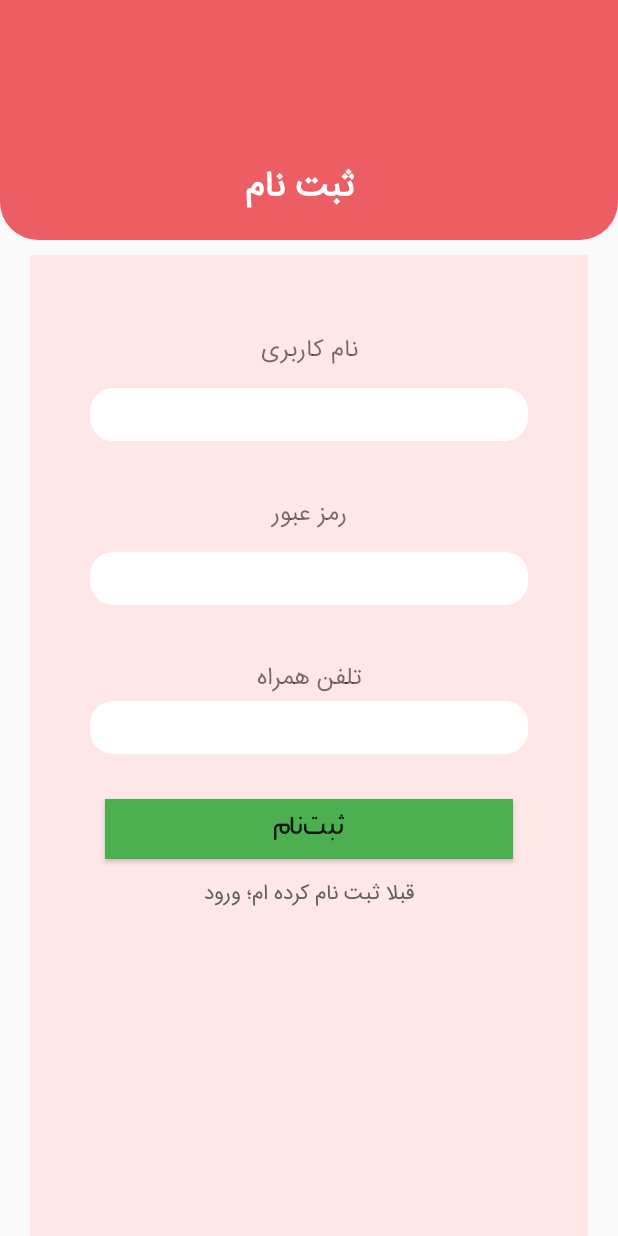
After one commit to StepMeter/StepMeter_Project, an Android app: the layout activity_register.xml on its own in the app's theme, with its tools: preview values and no code run, on a phone screen of 412 x 824 dp. The commit adds this screen. Run offline under Robolectric (Android 15) with nearby library versions, the phone set to English and light mode, and no system bars.

Commit message:
add RegisterActivity + LoginActivity (changes a lot to their UI) --> login_register system!

```diff
--- a/app/src/main/java/com/raamaangroup/stepMeter/MainActivity.java
+++ b/app/src/main/java/com/raamaangroup/stepMeter/MainActivity.java
@@ -50,7 +50,7 @@ public class MainActivity extends AppCompatActivity {
         new Handler().postDelayed(new Runnable() {
             @Override
             public void run() {
-                Intent intent = new Intent(MainActivity.this, Main.class);
+                Intent intent = new Intent(MainActivity.this, RegisterActivity.class);
                 startActivity(intent);
                 finish();
             }
--- /dev/null
+++ b/app/src/main/res/drawable/input_background.xml
@@ -0,0 +1,12 @@
+<?xml version="1.0" encoding="utf-8"?>
+
+<shape xmlns:android="http://schemas.android.com/apk/res/android"
+
+    android:shape="rectangle" android:padding="10dp">
+    <solid android:color="#FFFFFF"/>
+    <corners
+        android:bottomRightRadius="15dp"
+        android:bottomLeftRadius="15dp"
+        android:topLeftRadius="15dp"
+        android:topRightRadius="15dp"/>
+</shape>
--- /dev/null
+++ b/app/src/main/res/drawable/rectangle_background.xml
@@ -0,0 +1,19 @@
+<?xml version="1.0" encoding="utf-8"?>
+<shape xmlns:android="http://schemas.android.com/apk/res/android"
+    android:shape="rectangle" >
+
+    <padding
+        android:top="3dp"
+        android:left="8dp"
+        android:right="8dp"
+        android:bottom="3dp"/>
+
+    <solid android:color="@color/colorPrimary" />
+
+    <corners
+        android:bottomLeftRadius="25dp"
+        android:bottomRightRadius="25dp"/>
+    <!--        android:topLeftRadius="12dp"-->
+    <!--        android:topRightRadius="12dp" />-->
+
+</shape>
--- a/app/src/main/res/layout/activity_main.xml
+++ b/app/src/main/res/layout/activity_main.xml
@@ -52,7 +52,7 @@
             android:fontFamily="@font/ebtekar"
             android:textColor="#F8FFF8"
             android:textSize="39sp"
-            android:text="گامان" />
+            android:text="گام" />
 
     </LinearLayout>
 
--- /dev/null
+++ b/app/src/main/res/layout/activity_register.xml
@@ -0,0 +1,194 @@
+<?xml version="1.0" encoding="utf-8"?>
+<androidx.constraintlayout.widget.ConstraintLayout xmlns:android="http://schemas.android.com/apk/res/android"
+    xmlns:app="http://schemas.android.com/apk/res-auto"
+    xmlns:tools="http://schemas.android.com/tools"
+    android:layout_width="match_parent"
+    android:layout_height="match_parent"
+    tools:context=".RegisterActivity">
+
+    <androidx.constraintlayout.widget.ConstraintLayout
+        android:layout_width="match_parent"
+        android:layout_height="match_parent">
+        <androidx.constraintlayout.widget.ConstraintLayout
+            android:layout_width="match_parent"
+            android:layout_height="match_parent"
+            android:layout_marginTop="170dp"
+            android:layout_marginRight="20dp"
+            android:layout_marginLeft="20dp"
+            android:background="#FFE7E8"
+            android:paddingTop="50dp">
+
+            <TextView
+                android:id="@+id/textView"
+                android:layout_width="match_parent"
+                android:layout_height="wrap_content"
+                android:fontFamily="@font/iran_sans"
+                android:text="نام کاربری"
+                android:textAlignment="center"
+                android:textSize="16sp"
+                app:layout_constraintTop_toTopOf="parent" />
+
+            <EditText
+                android:id="@+id/username"
+                android:fontFamily="@font/iran_sans"
+                android:gravity="center_horizontal|center_vertical"
+                android:textAlignment="center"
+                android:maxLength="20"
+                android:singleLine="true"
+                android:textSize="17sp"
+                android:layout_width="match_parent"
+                android:layout_height="35dp"
+                android:background="@drawable/input_background"
+                android:layout_marginRight="40dp"
+                android:layout_marginLeft="40dp"
+                android:layout_marginTop="10dp"
+                app:layout_constraintTop_toBottomOf="@+id/textView" />
+
+            <TextView
+                android:id="@+id/textView3"
+                android:layout_width="match_parent"
+                android:layout_height="wrap_content"
+                android:fontFamily="@font/iran_sans"
+                android:text="رمز عبور"
+                android:textAlignment="center"
+                android:textSize="16sp"
+                android:layout_marginTop="35dp"
+                app:layout_constraintTop_toBottomOf="@+id/username" />
+
+            <EditText
+                android:id="@+id/password"
+                android:layout_width="match_parent"
+                android:layout_height="35dp"
+                android:background="@drawable/input_background"
+                android:fontFamily="@font/iran_sans"
+                android:gravity="center_horizontal|center_vertical"
+                android:maxLength="20"
+                android:singleLine="true"
+                android:textAlignment="center"
+                android:textSize="17sp"
+                android:layout_marginRight="40dp"
+                android:layout_marginLeft="40dp"
+                android:layout_marginTop="10dp"
+                app:layout_constraintTop_toBottomOf="@+id/textView3" />
+
+            <TextView
+                android:id="@+id/textView5"
+                android:layout_width="match_parent"
+                android:layout_height="wrap_content"
+                android:fontFamily="@font/iran_sans"
+                android:text="تلفن همراه"
+                android:textAlignment="center"
+                android:textSize="16sp"
+                android:layout_marginTop="35dp"
+                app:layout_constraintTop_toBottomOf="@+id/password" />
+
+            <EditText
+                android:id="@+id/phonenumber"
+                android:layout_width="match_parent"
+                android:layout_height="35dp"
+                android:background="@drawable/input_background"
+                android:fontFamily="@font/iran_sans"
+                android:gravity="center_horizontal|center_vertical"
+                android:maxLength="20"
+                android:singleLine="true"
+                android:textAlignment="center"
+                android:textSize="17sp"
+                android:layout_marginRight="40dp"
+                android:layout_marginLeft="40dp"
+                app:layout_constraintTop_toBottomOf="@+id/textView5" />
+
+            <Button
+                android:id="@+id/register"
+                android:layout_width="match_parent"
+                android:layout_height="40dp"
+                android:layout_marginTop="30dp"
+                android:background="#4CAF50"
+                android:fontFamily="@font/sadgan_medium"
+                android:text="ثبت نام"
+                android:textSize="17dp"
+
+                android:layout_marginRight="50dp"
+                android:layout_marginLeft="50dp"
+                app:layout_constraintTop_toBottomOf="@+id/phonenumber"
+                tools:layout_editor_absoluteX="50dp" />
+
+            <Button
+                android:id="@+id/gotoLogin"
+                style="?android:attr/borderlessButtonStyle"
+                android:layout_width="wrap_content"
+                android:layout_height="wrap_content"
+                android:layout_gravity="center"
+                android:background="#FFE7E8"
+                android:fontFamily="@font/iran_sans"
+                android:text="قبلا ثبت نام کرده ام؛ ورود"
+                android:textColor="#606060"
+                android:textSize="14sp"
+                app:layout_constraintEnd_toEndOf="parent"
+                app:layout_constraintStart_toStartOf="parent"
+                app:layout_constraintTop_toBottomOf="@+id/register" />
+
+
+        </androidx.constraintlayout.widget.ConstraintLayout>
+
+        <FrameLayout
+            android:id="@+id/frameLayout"
+            android:layout_width="match_parent"
+            android:layout_height="160dp"
+            android:alpha="0.85"
+            android:background="@drawable/rectangle_background"
+            android:src="@drawable/rectangle_background"
+            tools:ignore="MissingConstraints">
+
+            <LinearLayout
+                android:layout_width="wrap_content"
+                android:layout_height="wrap_content"
+                android:orientation="vertical">
+
+                <FrameLayout
+                    android:id="@+id/flContent"
+                    android:layout_width="match_parent"
+                    android:layout_height="match_parent"
+                    app:layout_behavior="@string/appbar_scrolling_view_behavior" />
+            </LinearLayout>
+
+
+            <FrameLayout
+                android:layout_width="match_parent"
+                android:layout_height="match_parent"
+                android:layout_gravity="right">
+
+
+                <androidx.constraintlayout.widget.ConstraintLayout
+                    android:layout_width="match_parent"
+                    android:layout_height="match_parent"
+                    android:paddingRight="6dp">
+
+                    <TextView
+                        android:id="@+id/textView2"
+                        android:layout_width="wrap_content"
+                        android:layout_height="wrap_content"
+                        android:layout_marginRight="7dp"
+                        android:fontFamily="@font/iran_sans"
+                        android:gravity="center_horizontal|center_vertical"
+                        android:text="ثبت نام"
+                        android:textAlignment="center"
+                        android:textColor="#FFFFFF"
+                        android:textSize="24sp"
+                        android:textStyle="bold"
+                        android:layout_marginBottom="10dp"
+                        app:layout_constraintBottom_toBottomOf="parent"
+                        app:layout_constraintEnd_toEndOf="parent"
+                        app:layout_constraintStart_toStartOf="parent" />
+
+
+
+                </androidx.constraintlayout.widget.ConstraintLayout>
+
+            </FrameLayout>
+
+
+        </FrameLayout>
+
+    </androidx.constraintlayout.widget.ConstraintLayout>
+
+</androidx.constraintlayout.widget.ConstraintLayout>
```
Also changed, not shown: app/src/main/AndroidManifest.xml (+3 -5 lines), app/src/main/java/com/raamaangroup/stepMeter/LoginActivity.java (added, +36 -0 lines), app/src/main/java/com/raamaangroup/stepMeter/RegisterActivity.java (added, +37 -0 lines), app/src/main/java/com/raamaangroup/stepMeter/SignUpActivity.java (deleted, +0 -14 lines), app/src/main/res/layout/activity_login.xml (added, +167 -0 lines), app/src/main/res/layout/activity_sign_up.xml (deleted, +0 -9 lines).
